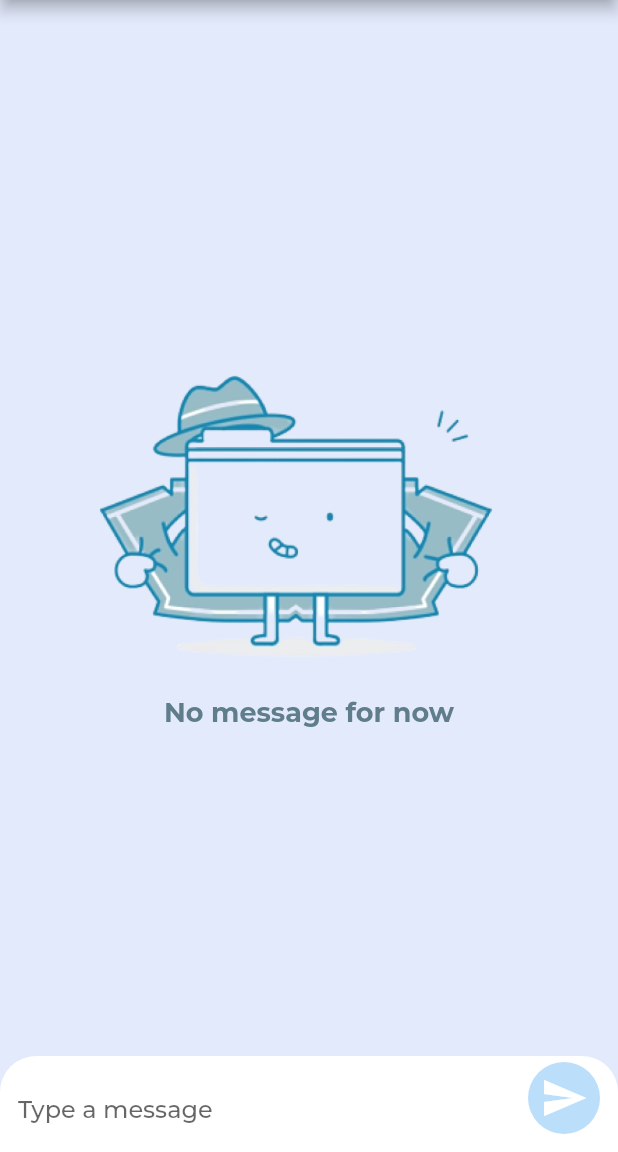
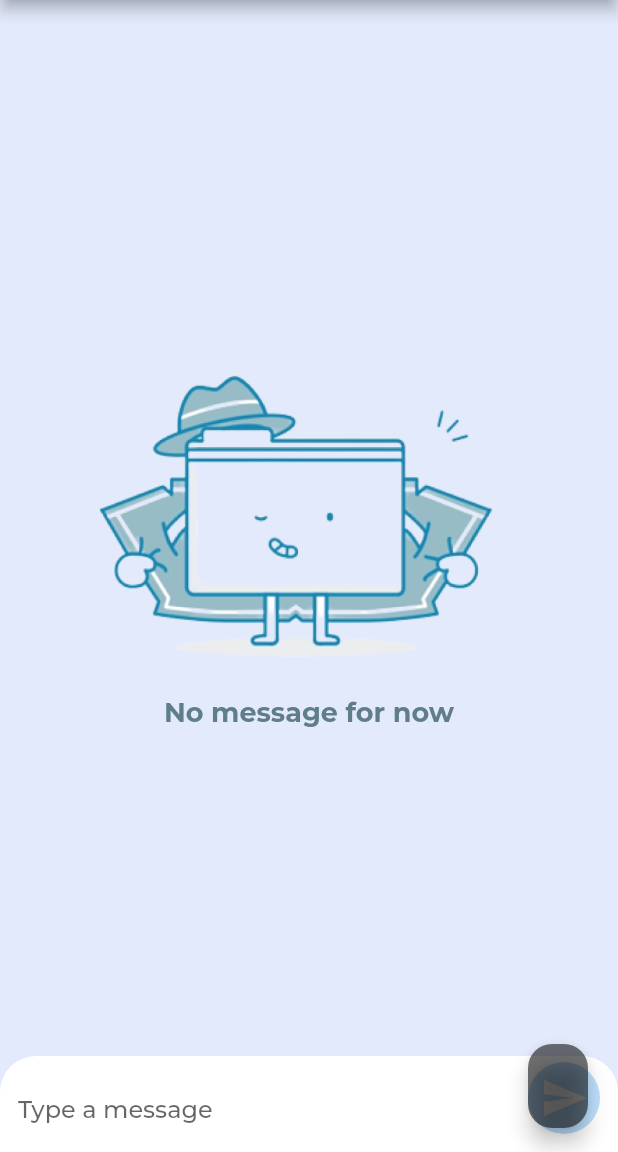
Before and after one commit to amnah44/chatty-app, a Flutter app: the screen it shows once a user with an empty profile is signed in, on a phone screen of 412 x 824 dp, the part 84-1236 px from its top. Run offline on Flutter 3.47's test engine with Material 2 defaults, Android fonts, the phone set to English and light mode, and no system bars; our stand-ins replace cloud_firestore, firebase_auth, firebase_core, flutter_signin_button, flutter_spinkit, fluttertoast and 2 more; accounts and stored records are empty; project files that could hold a hidden picture were left out.

Commit message:
text to make floating to scroll list of chat

```diff
--- /dev/null
+++ b/lib/ui/home/customFloatingActionButton.dart
@@ -0,0 +1,42 @@
+import 'package:flutter/material.dart';
+
+class CustomFloatingActionButton extends StatelessWidget {
+  CustomFloatingActionButton({
+    Key? key,
+    required this.isExtended,
+    required this.onClick,
+  }) : super(key: key);
+  bool isExtended;
+  final VoidCallback onClick;
+
+  @override
+  Widget build(BuildContext context) {
+    return SizedBox(
+      height: 56,
+      child: FloatingActionButton.extended(
+        shape: RoundedRectangleBorder(
+          borderRadius: BorderRadius.circular(16),
+        ),
+        backgroundColor: Colors.black54,
+        onPressed: () => {onClick.call()},
+        label: AnimatedSwitcher(
+          duration: const Duration(milliseconds: 300),
+          transitionBuilder: (Widget child, Animation<double> animation) =>
+              FadeTransition(
+            opacity: animation,
+            child: SizeTransition(
+              child: child,
+              sizeFactor: animation,
+              axis: Axis.horizontal,
+            ),
+          ),
+          child: isExtended
+              ? const Center(
+                  child: Icon(Icons.arrow_drop_down),
+                )
+              : null,
+        ),
+      ),
+    );
+  }
+}
--- a/lib/ui/home/home_page.dart
+++ b/lib/ui/home/home_page.dart
@@ -1,4 +1,5 @@
 import 'package:cloud_firestore/cloud_firestore.dart';
+import 'package:ffs/ui/home/customFloatingActionButton.dart';
 import 'package:ffs/ui/message/message_page.dart';
 import 'package:ffs/ui/message/message_wall_widget.dart';
 import 'package:ffs/util/extension/toast.dart';
@@ -19,6 +20,7 @@ class HomePage extends StatefulWidget {
 
 class _HomePageState extends State<HomePage> {
   final firebaseStore = FirebaseFirestore.instance.collection('chatty');
+  bool _isFloatingButtonExtended = false;
 
   @override
   void initState() {
@@ -92,7 +94,17 @@ class _HomePageState extends State<HomePage> {
         ],
       ),
       backgroundColor: const Color(0xffe3eafc),
-      body: Column(
+      body: NotificationListener<ScrollNotification>(
+        onNotification: (notification) {
+          if (notification.metrics.pixels ==
+              notification.metrics.minScrollExtent) {
+            _isFloatingButtonExtended = false;
+          } else if (_isFloatingButtonExtended) {
+            _isFloatingButtonExtended = true;
+          }
+          return true;
+        },
+        child: Column(
           children: [
             Expanded(
               child: StreamBuilder<QuerySnapshot>(
@@ -147,6 +159,11 @@ class _HomePageState extends State<HomePage> {
             )
           ],
         ),
+      ),
+      floatingActionButton: CustomFloatingActionButton(
+        isExtended: _isFloatingButtonExtended,
+        onClick: () {},
+      ),
     );
   }
 }
```
Lines whose indentation alone changed are shown as unchanged.
